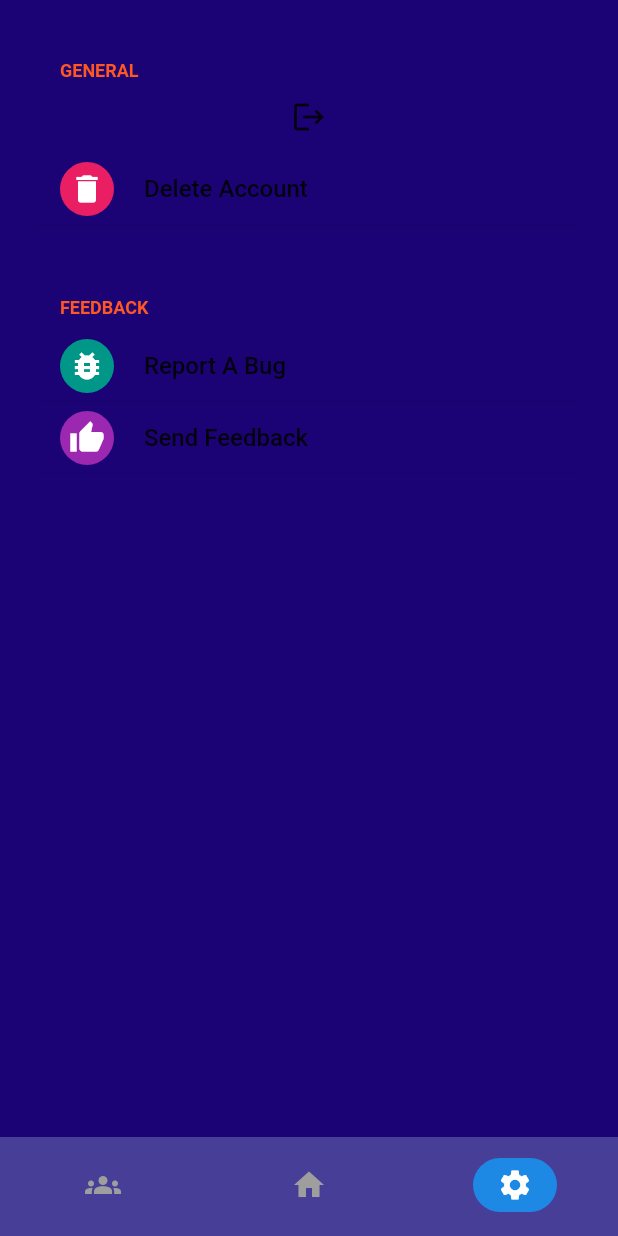
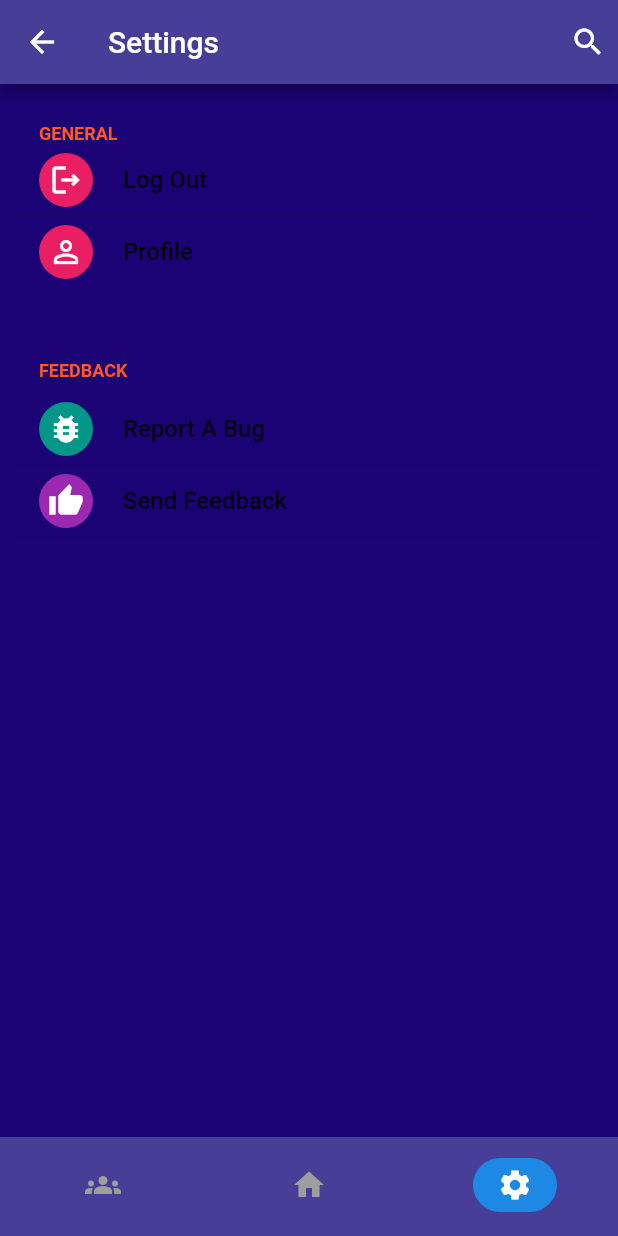
Before and after one commit to shanecalebz/GeTogether, a Flutter app: the BottomNavScreen screen opened directly, item 3 of the bottom bar chosen, on a phone screen of 412 x 824 dp. Run offline on Flutter 3.47's test engine with Material 2 defaults, Android fonts, the phone set to English and light mode, and no system bars; drawn by our look-alikes of flutter_settings_screens; our stand-ins replace cloud_firestore, firebase_auth, firebase_core, firebase_storage, image_picker; accounts and stored records are empty.

Commit message:
Clean up bottomnavscreen page. Added in Profile page. Made changes to settings menu.

```diff
--- a/lib/screens/bottom_nav_screen.dart
+++ b/lib/screens/bottom_nav_screen.dart
@@ -14,8 +14,6 @@ class _BottomNavScreenState extends State<BottomNavScreen> {
     GroupChatHomeScreen(),
     HomeScreen(),
     SettingsPage(),
-    Scaffold(),
-    Scaffold(),
   ];
   int _currentIndex = 0;
 
--- a/lib/screens/settingspage.dart
+++ b/lib/screens/settingspage.dart
@@ -1,8 +1,9 @@
 import 'package:flutter/material.dart';
 import 'package:flutter_settings_screens/flutter_settings_screens.dart';
+import 'package:getogether/screens/profile.dart';
 import 'package:getogether/widgets/icon_widget.dart';
-
 import '../Authenticate/Methods.dart';
+import '../utils/constants.dart';
 
 class SettingsPage extends StatefulWidget {
   @override
@@ -12,9 +13,19 @@ class SettingsPage extends StatefulWidget {
 class _SettingsPageState extends State<SettingsPage> {
   @override
   Widget build(BuildContext context) => Scaffold(
+        appBar: AppBar(
+          backgroundColor: Palette.primaryColor,
+          title: Text('Settings'),
+          actions: <Widget>[
+            Padding(
+              padding: const EdgeInsets.all(8.0),
+              child: Icon(Icons.search),
+            )
+          ],
+        ),
         body: SafeArea(
           child: ListView(
-            padding: EdgeInsets.all(24.0),
+            padding: EdgeInsets.all(10.0),
             children: [
               SettingsGroup(
                 title: 'GENERAL',
@@ -37,14 +48,19 @@ class _SettingsPageState extends State<SettingsPage> {
         ),
       );
 
-  Widget buildLogout() =>
-      IconButton(icon: Icon(Icons.logout), onPressed: () => logOut(context));
+  Widget buildLogout() => SimpleSettingsTile(
+        title: 'Log Out',
+        subtitle: '',
+        leading: IconWidget(icon: Icons.logout_outlined, color: Colors.pink),
+        onTap: () => logOut(context),
+      );
 
   Widget buildDeleteAccount() => SimpleSettingsTile(
-        title: 'Delete Account',
+        title: 'Profile',
         subtitle: '',
-        leading: IconWidget(icon: Icons.delete, color: Colors.pink),
-        onTap: () {},
+        leading: IconWidget(icon: Icons.person_outline, color: Colors.pink),
+        onTap: () => Navigator.of(context)
+            .push(MaterialPageRoute(builder: (_) => ProfileView())),
       );
 
   Widget buildReportBug() => SimpleSettingsTile(
```
Also changed, not shown: lib/screens/profile.dart (added, +73 -0 lines).
